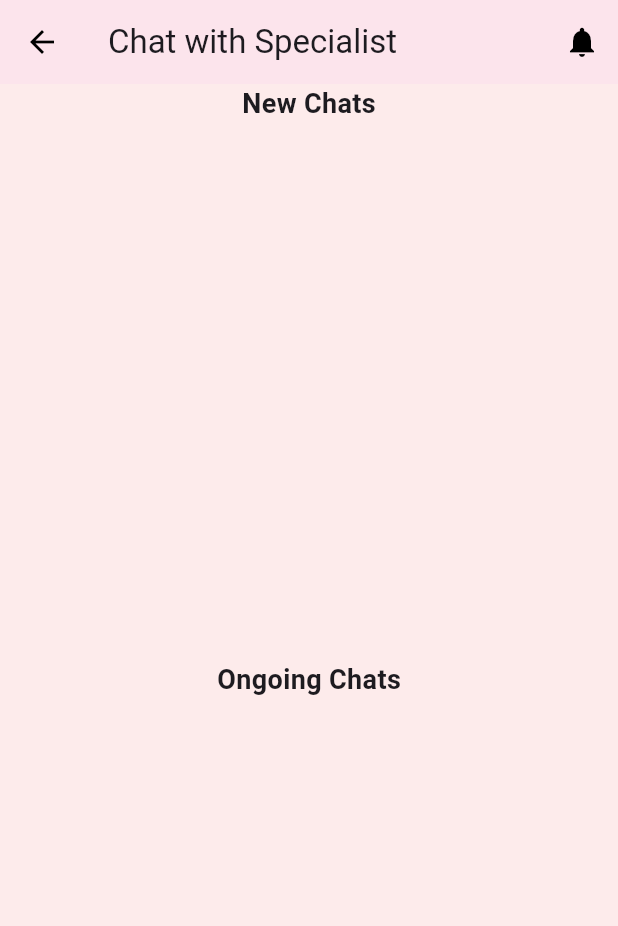
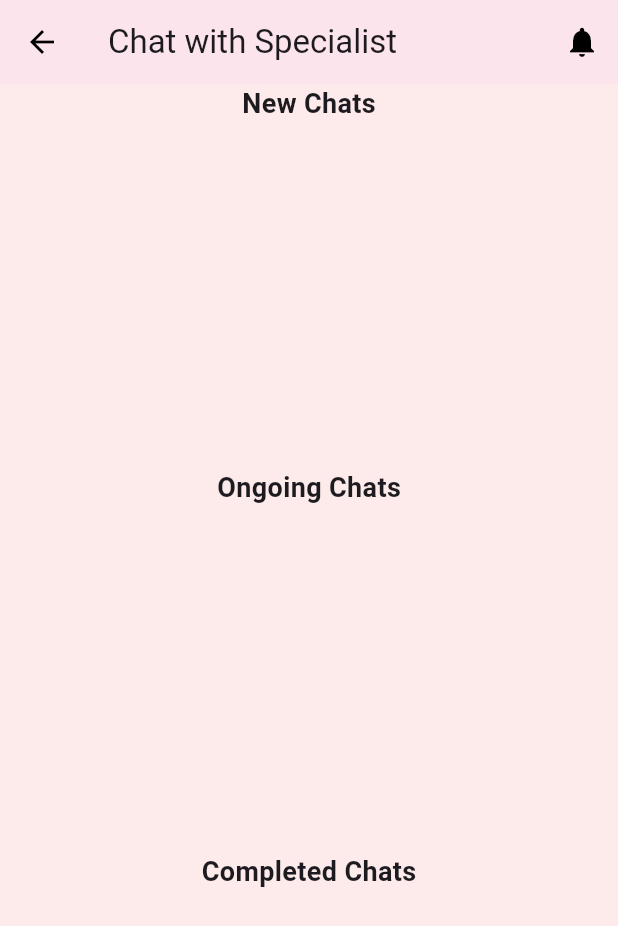
Before and after one commit to matthewnml/CSCI321-fyp, a Flutter app: the ChatWithSpecialistScreen screen opened directly, on a phone screen of 412 x 824 dp. Shown: the top 926 px of the screen. Run offline on Flutter 3.47's test engine with Material 3 defaults, Android fonts, the phone set to English and light mode, and no system bars; our stand-ins replace cloud_firestore, firebase_auth, firebase_core, firebase_messaging, fl_chart, flutter_local_notifications and 4 more; accounts and stored records are empty.

Commit message:
revamp user's interface

```diff
--- a/pregnancy/lib/UI_3/specialist_appt.dart
+++ b/pregnancy/lib/UI_3/specialist_appt.dart
@@ -88,55 +88,51 @@ class ChatWithSpecialistScreen extends StatelessWidget {
 
   Widget _buildUserChatList(BuildContext context, String userId, String userName) {
     return StreamBuilder(
-      stream: FirebaseFirestore.instance.collection('chats').where('createdBy', isEqualTo: userId).snapshots(),
+      stream: FirebaseFirestore.instance
+          .collection('chats')
+          .where('createdBy', isEqualTo: userId)
+          //.orderBy('lastUpdated', descending: true)
+          .snapshots(),
       builder: (context, snapshot) {
-        if (!snapshot.hasData) {
+        if (snapshot.connectionState == ConnectionState.waiting) {
           return const Center(child: CircularProgressIndicator());
         }
+        if (snapshot.hasError) {
+          return const Center(child: Text('An error occurred'));
+        }
+        if (!snapshot.hasData) {
+          return const Center(child: Text('No data available'));
+        }
 
-        final chatPreviews = snapshot.data!.docs.map((doc) {
-          return ChatPreview(
-            chatId: doc.id,
-            previewText: doc['lastMessage'] ?? 'No message',
-            date: (doc['lastUpdated'] != null) ? _formatTimestamp(doc['lastUpdated'] as Timestamp) : 'No date',
-            specialistName: doc.data().containsKey('specialistName') ? doc['specialistName'] : 'No specialist',
-          );
-        }).toList();
+        final waitingForReplyChats = snapshot.data!.docs.where((doc) => doc['status'] == 'new').toList();
+        final ongoingChats = snapshot.data!.docs.where((doc) => doc['status'] == 'ongoing').toList();
+        final completedChats = snapshot.data!.docs.where((doc) => doc['status'] == 'completed').toList();
 
         return Column(
           children: [
-            Expanded(
-              child: ListView.builder(
-                padding: const EdgeInsets.all(16.0),
-                itemCount: chatPreviews.length,
-                itemBuilder: (context, index) {
-                  final chat = chatPreviews[index];
-                  return Column(
-                    crossAxisAlignment: CrossAxisAlignment.start,
-                    children: [
-                      ListTile(
-                        leading: const CircleAvatar(
-                          backgroundColor: Colors.grey,
-                          child: Icon(Icons.person, color: Colors.white),
+            _buildChatSection(
+              context,
+              'Waiting for Reply',
+              waitingForReplyChats,
+              userName,
+              false,
+              userId,
             ),
-                        title: Text(chat.specialistName),
-                        subtitle: Text(chat.previewText),
-                        trailing: Text(chat.date),
-                        onTap: () {
-                          Navigator.push(
+            _buildChatSection(
               context,
-                            MaterialPageRoute(
-                              builder: (context) => ChatScreen(chatId: chat.chatId, userName: userName, isSpecialist: false),
+              'Ongoing Chats',
+              ongoingChats,
+              userName,
+              false,
+              userId,
             ),
-                          );
-                        },
-                      ),
-                      if (chat.specialistName == 'No specialist') const Text('Waiting for Reply'),
-                      const SizedBox(height: 16),
-                    ],
-                  );
-                },
-              ),
+            _buildChatSection(
+              context,
+              'Completed Chats',
+              completedChats,
+              userName,
+              false,
+              userId,
             ),
             Padding(
               padding: const EdgeInsets.all(16.0),
@@ -160,47 +156,46 @@ class ChatWithSpecialistScreen extends StatelessWidget {
     );
   }
 
-  Widget _buildSpecialistChatList(BuildContext context, String userId, String userName) {
-    return StreamBuilder(
-      stream: FirebaseFirestore.instance.collection('chats').snapshots(),
-      builder: (context, snapshot) {
-        if (!snapshot.hasData) {
-          return const Center(child: CircularProgressIndicator());
-        }
-
-        final newChats = snapshot.data!.docs.where((doc) => doc['specialistId'] == null).toList();
-        final ongoingChats = snapshot.data!.docs.where((doc) => doc['specialistId'] == userId).toList();
-
-        return Column(
-          children: [
-            Expanded(
+  Widget _buildChatSection(BuildContext context, String title, List<DocumentSnapshot> chats, String userName, bool isSpecialist, String userId) {
+      return Expanded(
         child: Column(
           children: [
-                  const Text('New Chats', style: TextStyle(fontSize: 18, fontWeight: FontWeight.bold)),
+            Text(title, style: const TextStyle(fontSize: 18, fontWeight: FontWeight.bold)),
             Expanded(
               child: ListView.builder(
-                      itemCount: newChats.length,
+                itemCount: chats.length,
                 itemBuilder: (context, index) {
-                        final chat = newChats[index];
+                  final chat = chats[index];
+                  Map<String, dynamic>? chatData = chat.data() as Map<String, dynamic>?;
+
+                  // Determine display name based on the role (specialist or user)
+                  String displayName = isSpecialist
+                    ? (chatData?.containsKey('createdByName') ?? false ? chatData!['createdByName'] as String : 'No name available')
+                    : (chatData?.containsKey('specialistName') ?? false ? chatData!['specialistName'] as String : 'No specialist assigned');
+
                   return ListTile(
-                          title: const Text('No specialist'),
-                          subtitle: Text(chat['lastMessage'] ?? 'No message'),
-                          trailing: Text((chat['lastUpdated'] != null) ? _formatTimestamp(chat['lastUpdated'] as Timestamp) : 'No date'),
-                          onTap: () async {
-                            // Update chat to assign this specialist
-                            await FirebaseFirestore.instance.collection('chats').doc(chat.id).update({
-                              'specialistId': userId,
-                              'specialistName': userName, // Ensure the specialist name is set
-                              'status': 'ongoing'
-                            });
-
+                    title: Text(displayName),
+                    subtitle: Text(
+                      chatData != null && chatData.containsKey('lastMessage')
+                      ? chatData['lastMessage'] as String
+                      : 'No message'
+                    ),
+                    trailing: Text(
+                      chatData != null && chatData.containsKey('lastUpdated') && chat['lastUpdated'] != null
+                      ? _formatTimestamp(chat['lastUpdated'] as Timestamp)
+                      : 'No date'
+                    ),
+                    onTap: () {
+                      if (!isSpecialist && (chatData?['specialistId'] == null || chatData?['status'] == 'new')) {
+                        // User action (if needed)
+                      }
                       Navigator.push(
                         context,
                         MaterialPageRoute(
                           builder: (context) => ChatScreen(
                             chatId: chat.id,
-                                  userName: userName, // Pass the specialist name to ChatScreen
-                                  isSpecialist: true,
+                            userName: userName,
+                            isSpecialist: isSpecialist,
                           ),
                         ),
                       );
@@ -211,38 +206,56 @@ class ChatWithSpecialistScreen extends StatelessWidget {
             ),
           ],
         ),
+      );
+  }
+
+
+  Widget _buildSpecialistChatList(BuildContext context, String userId, String userName) {
+    return StreamBuilder(
+      stream: FirebaseFirestore.instance
+          .collection('chats')
+          .orderBy('lastUpdated', descending: true)
+          .snapshots(),
+      builder: (context, snapshot) {
+        if (snapshot.connectionState == ConnectionState.waiting) {
+          return const Center(child: CircularProgressIndicator());
+        }
+        if (snapshot.hasError) {
+          return const Center(child: Text('An error occurred'));
+        }
+        if (!snapshot.hasData) {
+          return const Center(child: Text('No data available'));
+        }
+
+        final newChats = snapshot.data!.docs.where((doc) => doc['specialistId'] == null && doc['status'] == 'new').toList();
+        final ongoingChats = snapshot.data!.docs.where((doc) => doc['specialistId'] == userId && doc['status'] == 'ongoing').toList();
+        final completedChats = snapshot.data!.docs.where((doc) => doc['specialistId'] == userId && doc['status'] == 'completed').toList();
+
+        return Column(
+          children: [
+            _buildChatSection(
+              context,
+              'New Chats',
+              newChats,
+              userName,
+              true,
+              userId,
             ),
-            Expanded(
-              child: Column(
-                children: [
-                  const Text('Ongoing Chats', style: TextStyle(fontSize: 18, fontWeight: FontWeight.bold)),
-                  Expanded(
-                    child: ListView.builder(
-                      itemCount: ongoingChats.length,
-                      itemBuilder: (context, index) {
-                        final chat = ongoingChats[index];
-                        return ListTile(
-                          title: Text(chat['createdByName'] ?? 'Unknown'),
-                          subtitle: Text(chat['lastMessage'] ?? 'No message'),
-                          trailing: Text((chat['lastUpdated'] != null) ? _formatTimestamp(chat['lastUpdated'] as Timestamp) : 'No date'),
-                          onTap: () {
-                            Navigator.push(
+            _buildChatSection(
               context,
-                              MaterialPageRoute(
-                                builder: (context) => ChatScreen(
-                                  chatId: chat.id,
-                                  userName: chat.data().containsKey('specialistName') ? chat['specialistName'] : userName, // Ensure specialistName is used
-                                  isSpecialist: true,
+              'Ongoing Chats',
+              ongoingChats,
+              userName,
+              true,
+              userId,
             ),
-                              ),
-                            );
-                          },
-                        );
-                      },
-                    ),
-                  ),
-                ],
-              ),
+            _buildChatSection(
+              context,
+              'Completed Chats',
+              completedChats,
+              userName,
+              true,
+              userId,
             ),
           ],
         );
@@ -250,17 +263,3 @@ class ChatWithSpecialistScreen extends StatelessWidget {
     );
   }
 }
-
-class ChatPreview {
-  final String chatId;
-  final String previewText;
-  final String date;
-  final String specialistName;
-
-  ChatPreview({
-    required this.chatId,
-    required this.previewText,
-    required this.date,
-    required this.specialistName,
-  });
-}
```
Lines whose indentation alone changed are shown as unchanged.
